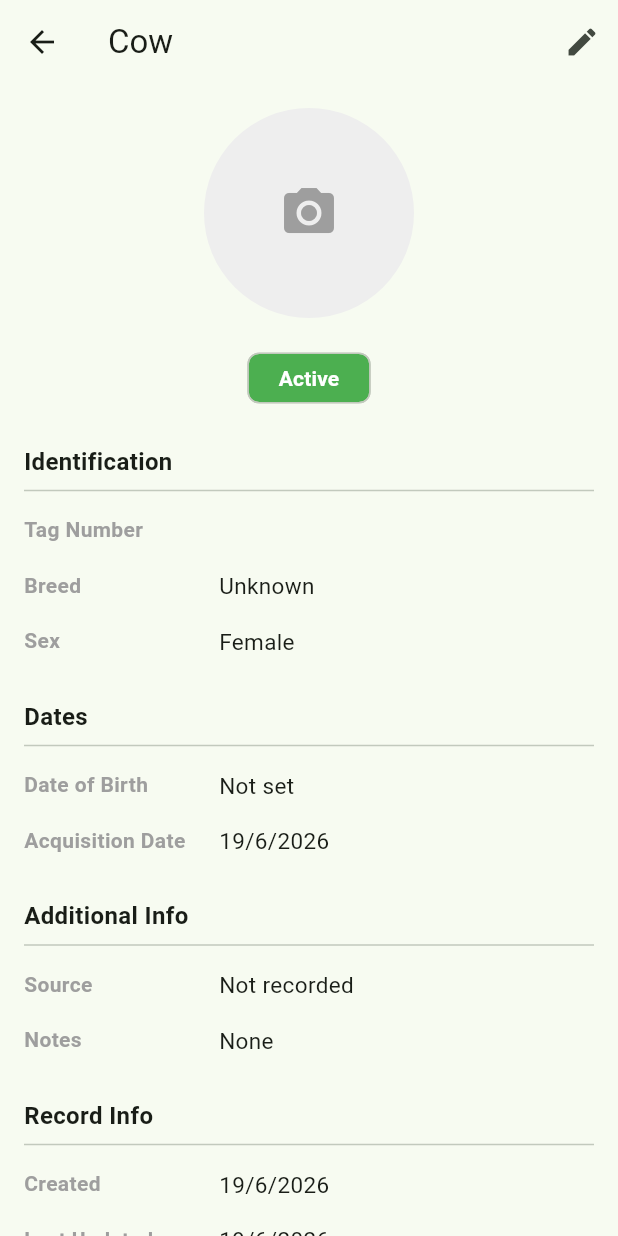
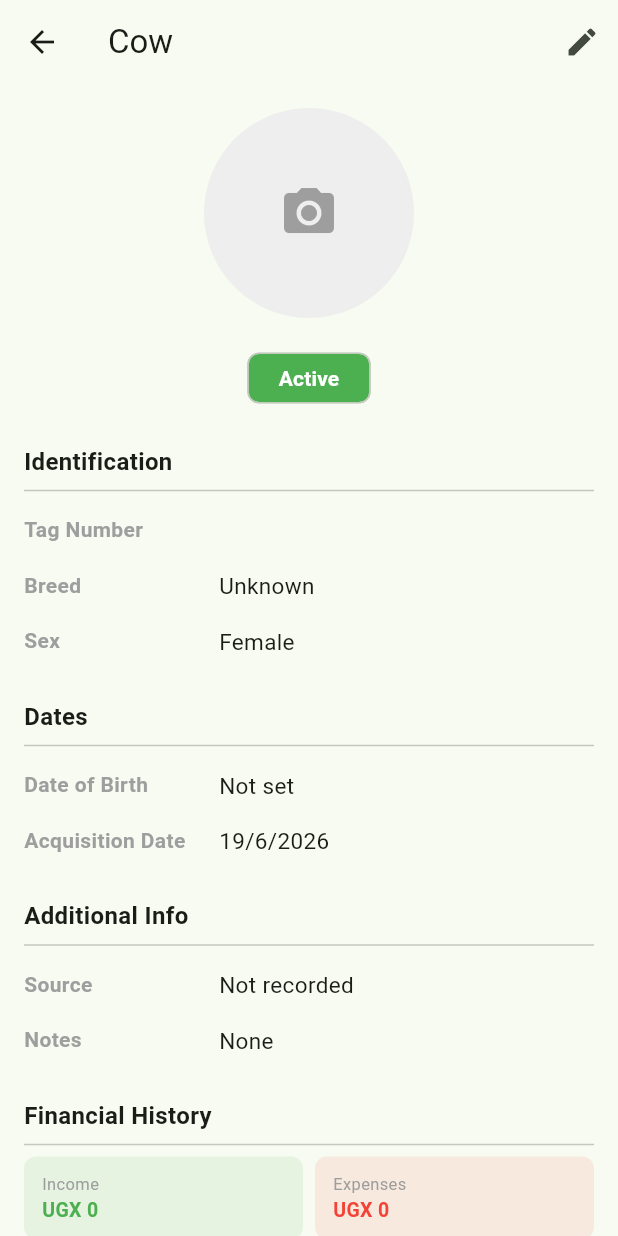
Before and after one commit to Emma-Ssali/MyCOW, a Flutter app: the CowDetailScreen screen opened directly with empty values, on a phone screen of 412 x 824 dp. Run offline on Flutter 3.47's test engine with Material 3 defaults, Android fonts, the light colour scheme and no system bars; our stand-ins replace image_picker, isar; accounts and stored records are empty; generated files the repository leaves out were written again.

Commit message:
Link transactions to cow profile: show financial history on cow detail screen

```diff
--- a/lib/screens/cow_detail_screen.dart
+++ b/lib/screens/cow_detail_screen.dart
@@ -1,14 +1,44 @@
 import 'dart:io';
 import 'package:flutter/material.dart';
+import 'package:isar/isar.dart';
 import '../models/cow.dart';
+import '../models/transaction.dart';
+import '../main.dart';
 import 'edit_cow_screen.dart';
 
-/// Displays the full details of a single cow.
-/// Receives the Cow object from the list screen — no extra DB query needed.
-class CowDetailScreen extends StatelessWidget {
+/// Displays the full details of a single cow, including
+/// all financial transactions linked to this cow.
+class CowDetailScreen extends StatefulWidget {
   final Cow cow;
 
   const CowDetailScreen({super.key, required this.cow});
+
+  @override
+  State<CowDetailScreen> createState() => _CowDetailScreenState();
+}
+
+class _CowDetailScreenState extends State<CowDetailScreen> {
+  List<FarmTransaction> _transactions = [];
+  bool _loadingTx = true;
+
+  @override
+  void initState() {
+    super.initState();
+    _loadTransactions();
+  }
+
+  /// Loads all transactions linked to this cow via cowId.
+  Future<void> _loadTransactions() async {
+    setState(() => _loadingTx = true);
+    final all = await isar.farmTransactions.where().findAll();
+    setState(() {
+      _transactions = all
+          .where((tx) => tx.cowId == widget.cow.id)
+          .toList()
+        ..sort((a, b) => b.date.compareTo(a.date));
+      _loadingTx = false;
+    });
+  }
 
   String _formatDate(DateTime? date) {
     if (date == null) return 'Not set';
@@ -31,7 +61,18 @@ class CowDetailScreen extends StatelessWidget {
     }
   }
 
-  /// A single row of label + value, used throughout the detail view.
+  /// Formats UGX with thousands separator.
+  String _formatAmount(double amount) {
+    final formatted = amount
+        .toStringAsFixed(0)
+        .replaceAllMapped(
+          RegExp(r'(\d{1,3})(?=(\d{3})+(?!\d))'),
+          (m) => '${m[1]},',
+        );
+    return 'UGX $formatted';
+  }
+
+  /// A single label + value row used throughout the detail view.
   Widget _detailRow(String label, String value) {
     return Padding(
       padding: const EdgeInsets.symmetric(vertical: 8),
@@ -56,13 +97,75 @@ class CowDetailScreen extends StatelessWidget {
     );
   }
 
+  /// A single transaction row shown in the cow's financial history.
+  Widget _transactionRow(FarmTransaction tx) {
+    final isIncome = tx.type == TransactionType.income;
+    return Padding(
+      padding: const EdgeInsets.symmetric(vertical: 6),
+      child: Row(
+        children: [
+          // Income/expense icon.
+          CircleAvatar(
+            radius: 16,
+            backgroundColor: isIncome
+                ? Colors.green.withValues(alpha: 0.15)
+                : Colors.red.withValues(alpha: 0.15),
+            child: Icon(
+              isIncome ? Icons.arrow_downward : Icons.arrow_upward,
+              size: 14,
+              color: isIncome ? Colors.green : Colors.red,
+            ),
+          ),
+          const SizedBox(width: 10),
+
+          // Category + date.
+          Expanded(
+            child: Column(
+              crossAxisAlignment: CrossAxisAlignment.start,
+              children: [
+                Text(tx.category,
+                    style:
+                        const TextStyle(fontWeight: FontWeight.w500)),
+                Text(
+                  _formatDate(tx.date),
+                  style: const TextStyle(
+                      fontSize: 12, color: Colors.grey),
+                ),
+              ],
+            ),
+          ),
+
+          // Amount.
+          Text(
+            '${isIncome ? '+' : '-'}${_formatAmount(tx.amountUgx)}',
+            style: TextStyle(
+              fontWeight: FontWeight.bold,
+              fontSize: 13,
+              color: isIncome ? Colors.green : Colors.red,
+            ),
+          ),
+        ],
+      ),
+    );
+  }
+
   @override
   Widget build(BuildContext context) {
+    final cow = widget.cow;
+
+    // Financial totals for this cow.
+    final cowIncome = _transactions
+        .where((tx) => tx.type == TransactionType.income)
+        .fold(0.0, (sum, tx) => sum + tx.amountUgx);
+    final cowExpense = _transactions
+        .where((tx) => tx.type == TransactionType.expense)
+        .fold(0.0, (sum, tx) => sum + tx.amountUgx);
+
     return Scaffold(
       appBar: AppBar(
         title: Text('Cow ${cow.tagNumber}'),
         actions: [
-          // Edit button — opens the edit screen with this cow's data pre-filled.
+          // Edit button.
           IconButton(
             icon: const Icon(Icons.edit),
             tooltip: 'Edit cow',
@@ -74,7 +177,6 @@ class CowDetailScreen extends StatelessWidget {
                 ),
               );
               if (updated == true && context.mounted) {
-                // Pop back to the list so it can refresh with updated data.
                 Navigator.pop(context, true);
               }
             },
@@ -84,7 +186,7 @@ class CowDetailScreen extends StatelessWidget {
       body: ListView(
         padding: const EdgeInsets.all(16),
         children: [
-          // Cow photo, or placeholder icon if none set.
+          // Cow photo.
           Center(
             child: CircleAvatar(
               radius: 70,
@@ -93,7 +195,8 @@ class CowDetailScreen extends StatelessWidget {
                   ? FileImage(File(cow.photoPath!))
                   : null,
               child: cow.photoPath == null
-                  ? const Icon(Icons.photo_camera, size: 40, color: Colors.grey)
+                  ? const Icon(Icons.photo_camera,
+                      size: 40, color: Colors.grey)
                   : null,
             ),
           ),
@@ -105,48 +208,48 @@ class CowDetailScreen extends StatelessWidget {
               label: Text(
                 _capitalize(cow.status.name),
                 style: const TextStyle(
-                  color: Colors.white,
-                  fontWeight: FontWeight.bold,
-                ),
+                    color: Colors.white, fontWeight: FontWeight.bold),
               ),
               backgroundColor: _statusColor(cow.status),
-              padding: const EdgeInsets.symmetric(horizontal: 12, vertical: 6),
+              padding: const EdgeInsets.symmetric(
+                  horizontal: 12, vertical: 6),
             ),
           ),
           const SizedBox(height: 20),
 
           // Identification section.
-          const Text(
-            'Identification',
-            style: TextStyle(fontSize: 16, fontWeight: FontWeight.bold),
-          ),
+          const Text('Identification',
+              style:
+                  TextStyle(fontSize: 16, fontWeight: FontWeight.bold)),
           const Divider(),
           _detailRow('Tag Number', cow.tagNumber),
           _detailRow('Breed', cow.breed),
-          _detailRow('Sex', cow.sex == CowSex.female ? 'Female' : 'Male'),
+          _detailRow(
+              'Sex', cow.sex == CowSex.female ? 'Female' : 'Male'),
 
           const SizedBox(height: 20),
 
           // Dates section.
-          const Text(
-            'Dates',
-            style: TextStyle(fontSize: 16, fontWeight: FontWeight.bold),
-          ),
+          const Text('Dates',
+              style:
+                  TextStyle(fontSize: 16, fontWeight: FontWeight.bold)),
           const Divider(),
           _detailRow('Date of Birth', _formatDate(cow.dateOfBirth)),
-          _detailRow('Acquisition Date', _formatDate(cow.acquisitionDate)),
+          _detailRow(
+              'Acquisition Date', _formatDate(cow.acquisitionDate)),
 
           const SizedBox(height: 20),
 
           // Additional info section.
-          const Text(
-            'Additional Info',
-            style: TextStyle(fontSize: 16, fontWeight: FontWeight.bold),
-          ),
+          const Text('Additional Info',
+              style:
+                  TextStyle(fontSize: 16, fontWeight: FontWeight.bold)),
           const Divider(),
           _detailRow(
             'Source',
-            cow.source?.isNotEmpty == true ? cow.source! : 'Not recorded',
+            cow.source?.isNotEmpty == true
+                ? cow.source!
+                : 'Not recorded',
           ),
           _detailRow(
             'Notes',
@@ -155,15 +258,92 @@ class CowDetailScreen extends StatelessWidget {
 
           const SizedBox(height: 20),
 
+          // Financial history section.
+          const Text('Financial History',
+              style:
+                  TextStyle(fontSize: 16, fontWeight: FontWeight.bold)),
+          const Divider(),
+
+          // Income/expense summary for this cow.
+          Row(
+            children: [
+              Expanded(
+                child: Container(
+                  padding: const EdgeInsets.symmetric(
+                      vertical: 10, horizontal: 12),
+                  decoration: BoxDecoration(
+                    color: Colors.green.withValues(alpha: 0.1),
+                    borderRadius: BorderRadius.circular(8),
+                  ),
+                  child: Column(
+                    crossAxisAlignment: CrossAxisAlignment.start,
+                    children: [
+                      const Text('Income',
+                          style: TextStyle(
+                              fontSize: 11, color: Colors.grey)),
+                      Text(
+                        _formatAmount(cowIncome),
+                        style: const TextStyle(
+                            fontSize: 13,
+                            color: Colors.green,
+                            fontWeight: FontWeight.bold),
+                      ),
+                    ],
+                  ),
+                ),
+              ),
+              const SizedBox(width: 8),
+              Expanded(
+                child: Container(
+                  padding: const EdgeInsets.symmetric(
+                      vertical: 10, horizontal: 12),
+                  decoration: BoxDecoration(
+                    color: Colors.red.withValues(alpha: 0.1),
+                    borderRadius: BorderRadius.circular(8),
+                  ),
+                  child: Column(
+                    crossAxisAlignment: CrossAxisAlignment.start,
+                    children: [
+                      const Text('Expenses',
+                          style: TextStyle(
+                              fontSize: 11, color: Colors.grey)),
+                      Text(
+                        _formatAmount(cowExpense),
+                        style: const TextStyle(
+                            fontSize: 13,
+                            color: Colors.red,
+                            fontWeight: FontWeight.bold),
+                      ),
+                    ],
+                  ),
+                ),
+              ),
+            ],
+          ),
+          const SizedBox(height: 12),
+
+          // Transaction list for this cow.
+          if (_loadingTx)
+            const Center(child: CircularProgressIndicator())
+          else if (_transactions.isEmpty)
+            const Text(
+              'No transactions linked to this cow yet.',
+              style: TextStyle(color: Colors.grey, fontSize: 13),
+            )
+          else
+            ..._transactions.map(_transactionRow),
+
+          const SizedBox(height: 20),
+
           // Record info section.
-          const Text(
-            'Record Info',
-            style: TextStyle(fontSize: 16, fontWeight: FontWeight.bold),
-          ),
+          const Text('Record Info',
+              style:
+                  TextStyle(fontSize: 16, fontWeight: FontWeight.bold)),
           const Divider(),
           _detailRow('Created', _formatDate(cow.createdAt)),
           _detailRow('Last Updated', _formatDate(cow.updatedAt)),
-          _detailRow('Sync Status', _capitalize(cow.syncStatus.name)),
+          _detailRow(
+              'Sync Status', _capitalize(cow.syncStatus.name)),
         ],
       ),
     );
```
